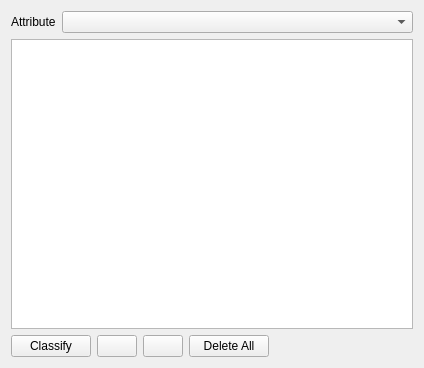
This is src/ui/pointcloud/qgspointcloudclassifiedrendererwidgetbase.ui in carsmie/QGIS as Qt 5 draws it before an edit. The edited form follows.
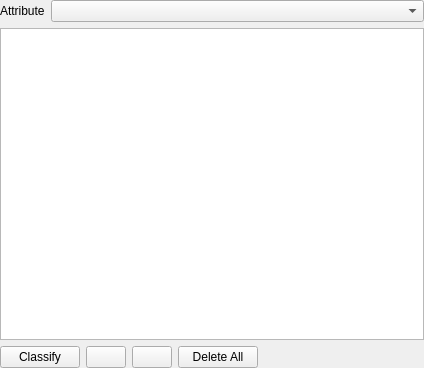
This is the edited form. Icons and pictures are not drawn. Custom widgets are drawn as their Qt base class.

Commit message: Standardize margins

```diff
--- a/src/ui/pointcloud/qgspointcloudclassifiedrendererwidgetbase.ui
+++ b/src/ui/pointcloud/qgspointcloudclassifiedrendererwidgetbase.ui
@@ -11,6 +11,18 @@
    </rect>
   </property>
   <layout class="QGridLayout" name="gridLayout">
+   <property name="leftMargin">
+    <number>0</number>
+   </property>
+   <property name="topMargin">
+    <number>0</number>
+   </property>
+   <property name="rightMargin">
+    <number>0</number>
+   </property>
+   <property name="bottomMargin">
+    <number>0</number>
+   </property>
    <item row="1" column="0" colspan="2">
     <widget class="QTreeView" name="viewCategories">
      <property name="contextMenuPolicy">
```
The commit also changes 3 other files.
